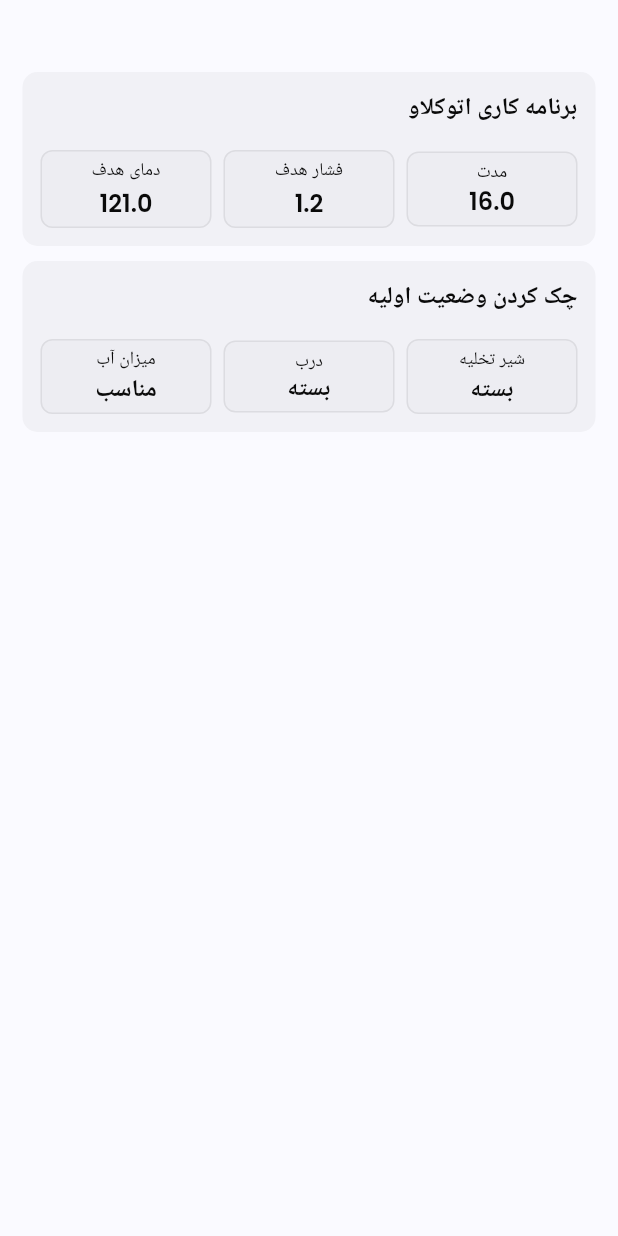
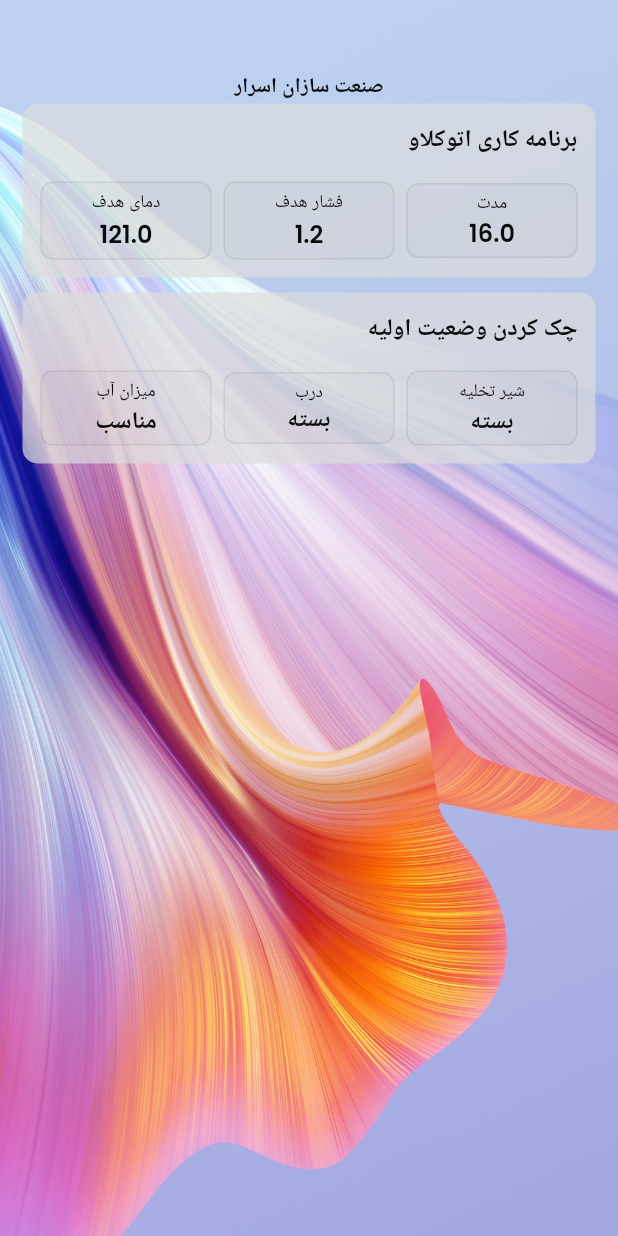
Before and after one commit to emoo44566/autoclave, a Flutter app: the screen it shows after launch, after a tap on "شروع", on a phone screen of 412 x 824 dp. Run offline on Flutter 3.47's test engine with Material 2 defaults, Android fonts, the phone set to English and light mode, and no system bars; our stand-ins replace equatable, flutter_bloc, google_fonts, syncfusion_flutter_gauges.

Commit message:
background image

```diff
--- a/lib/control/control_page.dart
+++ b/lib/control/control_page.dart
@@ -17,11 +17,22 @@ class ControlPage extends StatelessWidget {
       child: Stack(
         children: [
           // Background(),
+          Image.asset('assets/images/bg.jpg',
+              width: MediaQuery.of(context).size.width,
+              height: MediaQuery.of(context).size.height,
+              fit: BoxFit.cover),
           SizedBox.expand(
             child: Container(
               margin: const EdgeInsets.only(left: 15.0, right: 15.0, top: 48.0),
               child: Column(
                 children: [
+                  Text(
+                    "صنعت سازان اسرار",
+                    style: Theme.of(context)
+                        .textTheme
+                        .headline4
+                        ?.copyWith(fontSize: 14),
+                  ),
                   startWidget(state, context),
                   const SizedBox(height: 10),
                   if (state is ControlPreCheck ||
@@ -148,7 +159,8 @@ class ControlPage extends StatelessWidget {
   Container startWidget(ControlState state, BuildContext context) {
     return Container(
       decoration: const BoxDecoration(
-          color: Color.fromARGB(10, 20, 20, 20),
+          color: Color.fromARGB(180, 220, 220, 220),
+          // backgroundBlendMode: BlendMode.colorBurn,
           borderRadius: BorderRadius.all(Radius.circular(10))),
       child: Padding(
         padding: const EdgeInsets.all(12.0),
@@ -212,7 +224,8 @@ class ControlPage extends StatelessWidget {
   Container checkWidget(ControlState state, BuildContext context) {
     return Container(
       decoration: const BoxDecoration(
-          color: Color.fromARGB(10, 20, 20, 20),
+          color: Color.fromARGB(180, 220, 220, 220),
+          // backgroundBlendMode: BlendMode.colorBurn,
           borderRadius: BorderRadius.all(Radius.circular(10))),
       child: Padding(
         padding: const EdgeInsets.all(12.0),
@@ -256,7 +269,8 @@ class ControlPage extends StatelessWidget {
       ControlState state, BuildContext context, String msg) {
     return Container(
       decoration: const BoxDecoration(
-          color: Color.fromARGB(10, 20, 20, 20),
+          color: Color.fromARGB(180, 220, 220, 220),
+          // backgroundBlendMode: BlendMode.colorBurn,
           borderRadius: BorderRadius.all(Radius.circular(10))),
       child: Padding(
         padding: const EdgeInsets.all(12.0),
@@ -276,7 +290,8 @@ class ControlPage extends StatelessWidget {
       ControlState state, BuildContext context, int seconds) {
     return Container(
       decoration: const BoxDecoration(
-          color: Color.fromARGB(10, 20, 20, 20),
+          color: Color.fromARGB(180, 220, 220, 220),
+          // backgroundBlendMode: BlendMode.colorBurn,
           borderRadius: BorderRadius.all(Radius.circular(10))),
       child: Padding(
         padding: const EdgeInsets.all(12.0),
@@ -319,7 +334,8 @@ class ControlPage extends StatelessWidget {
   Container controlFinishedWidget(ControlState state, BuildContext context) {
     return Container(
       decoration: const BoxDecoration(
-          color: Color.fromARGB(10, 20, 20, 20),
+          color: Color.fromARGB(180, 220, 220, 220),
+          // backgroundBlendMode: BlendMode.colorBurn,
           borderRadius: BorderRadius.all(Radius.circular(10))),
       child: Padding(
         padding: const EdgeInsets.all(12.0),
@@ -372,7 +388,8 @@ class ControlPage extends StatelessWidget {
     double third = (to - from) / 3;
     return Container(
       decoration: const BoxDecoration(
-          color: Color.fromARGB(10, 20, 20, 20),
+          color: Color.fromARGB(180, 220, 220, 220),
+          // backgroundBlendMode: BlendMode.colorBurn,
           borderRadius: BorderRadius.all(Radius.circular(10))),
       child: Column(
         children: [
--- a/pubspec.yaml
+++ b/pubspec.yaml
@@ -69,7 +69,8 @@ flutter:
   uses-material-design: true
 
   # To add assets to your application, add an assets section, like this:
-  # assets:
+  assets:
+  - assets/images/bg.jpg
   #   - images/a_dot_burr.jpeg
   #   - images/a_dot_ham.jpeg
 
```
Also changed, not shown: assets/images/bg - Copy.jpg (added), assets/images/bg.jpg (added).
